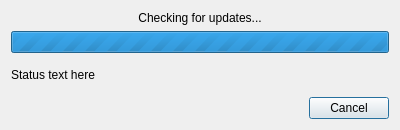
This is src/qt/qt_updatecheckdialog.ui in 86Box/86Box as Qt 5 draws it before an edit. The edited form follows.
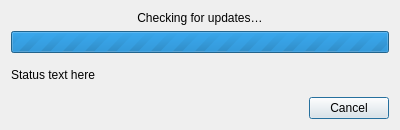
This is the edited form.

The edit to the form file:
```diff
--- a/src/qt/qt_updatecheckdialog.ui
+++ b/src/qt/qt_updatecheckdialog.ui
@@ -41,7 +41,7 @@
       </sizepolicy>
      </property>
      <property name="text">
-      <string>Checking for updates...</string>
+      <string>Checking for updates…</string>
      </property>
      <property name="alignment">
       <set>Qt::AlignCenter</set>
```
